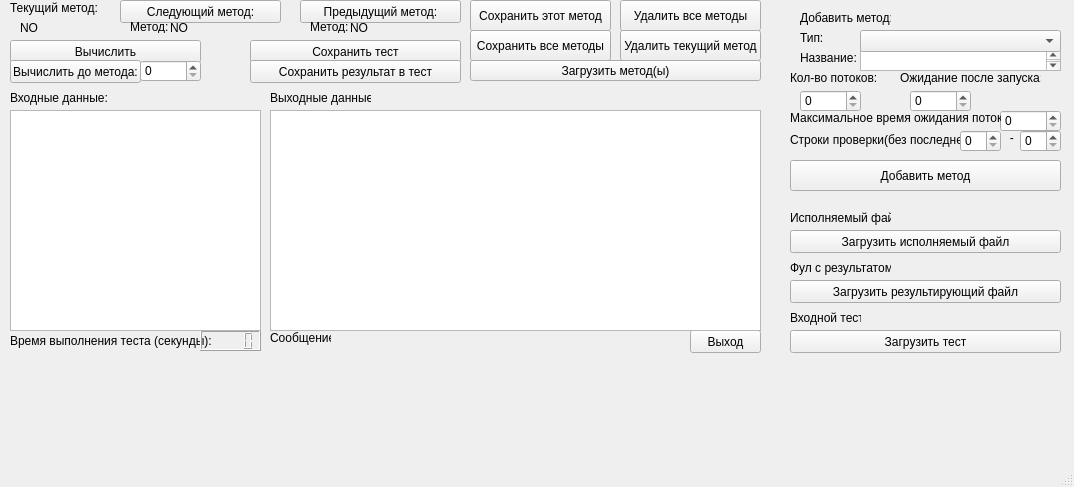
First picture: the form in design.ui, repository AZch/Data-decryption-system, before the edit.
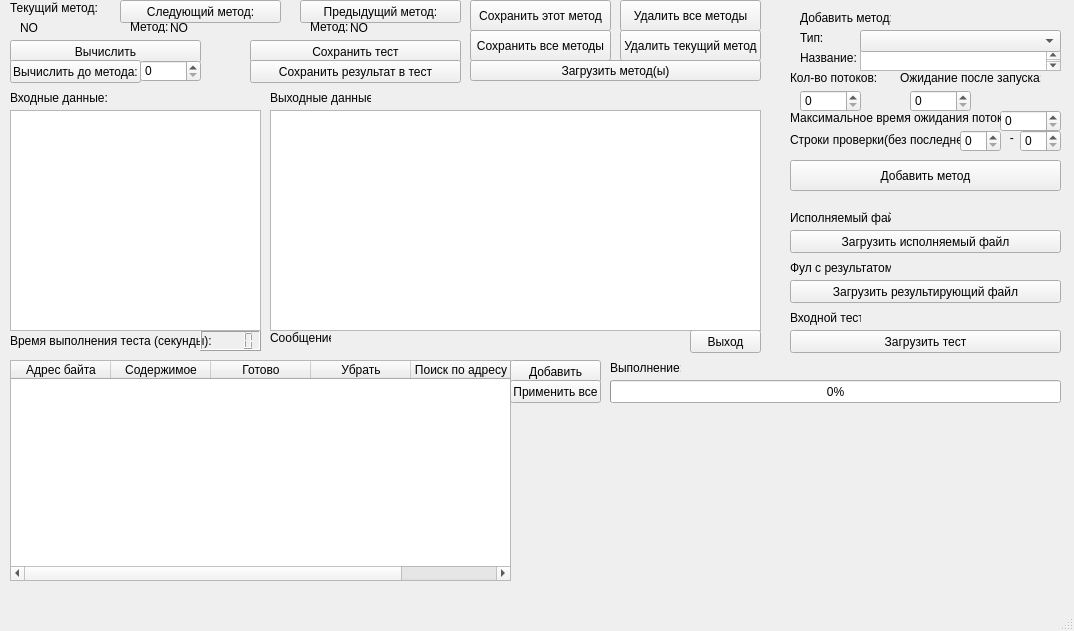
Second picture: the form after the edit.

Patch:
```diff
--- a/design.ui
+++ b/design.ui
@@ -7,7 +7,7 @@
     <x>0</x>
     <y>0</y>
     <width>1074</width>
-    <height>487</height>
+    <height>631</height>
    </rect>
   </property>
   <property name="windowTitle">
@@ -688,6 +688,106 @@
      <string/>
     </property>
    </widget>
+   <widget class="QTableWidget" name="tblChgTest">
+    <property name="geometry">
+     <rect>
+      <x>10</x>
+      <y>360</y>
+      <width>501</width>
+      <height>221</height>
+     </rect>
+    </property>
+    <column>
+     <property name="text">
+      <string>Адрес байта</string>
+     </property>
+    </column>
+    <column>
+     <property name="text">
+      <string>Содержимое</string>
+     </property>
+    </column>
+    <column>
+     <property name="text">
+      <string>Готово</string>
+     </property>
+    </column>
+    <column>
+     <property name="text">
+      <string>Убрать</string>
+     </property>
+    </column>
+    <column>
+     <property name="text">
+      <string>Поиск по адресу</string>
+     </property>
+    </column>
+   </widget>
+   <widget class="QPushButton" name="btnAddStrEditTest">
+    <property name="geometry">
+     <rect>
+      <x>510</x>
+      <y>360</y>
+      <width>91</width>
+      <height>23</height>
+     </rect>
+    </property>
+    <property name="text">
+     <string>Добавить</string>
+    </property>
+   </widget>
+   <widget class="QProgressBar" name="prgExec">
+    <property name="geometry">
+     <rect>
+      <x>610</x>
+      <y>380</y>
+      <width>451</width>
+      <height>23</height>
+     </rect>
+    </property>
+    <property name="value">
+     <number>0</number>
+    </property>
+   </widget>
+   <widget class="QPushButton" name="pushButton_4">
+    <property name="geometry">
+     <rect>
+      <x>510</x>
+      <y>380</y>
+      <width>91</width>
+      <height>23</height>
+     </rect>
+    </property>
+    <property name="text">
+     <string>Применить все</string>
+    </property>
+   </widget>
+   <widget class="QLabel" name="label_19">
+    <property name="geometry">
+     <rect>
+      <x>610</x>
+      <y>360</y>
+      <width>71</width>
+      <height>16</height>
+     </rect>
+    </property>
+    <property name="text">
+     <string>Выполнение:</string>
+    </property>
+   </widget>
+   <widget class="QLabel" name="lblExecuteProc">
+    <property name="geometry">
+     <rect>
+      <x>690</x>
+      <y>360</y>
+      <width>371</width>
+      <height>16</height>
+     </rect>
+    </property>
+    <property name="text">
+     <string/>
+    </property>
+   </widget>
   </widget>
   <widget class="QMenuBar" name="menubar">
    <property name="geometry">
```
